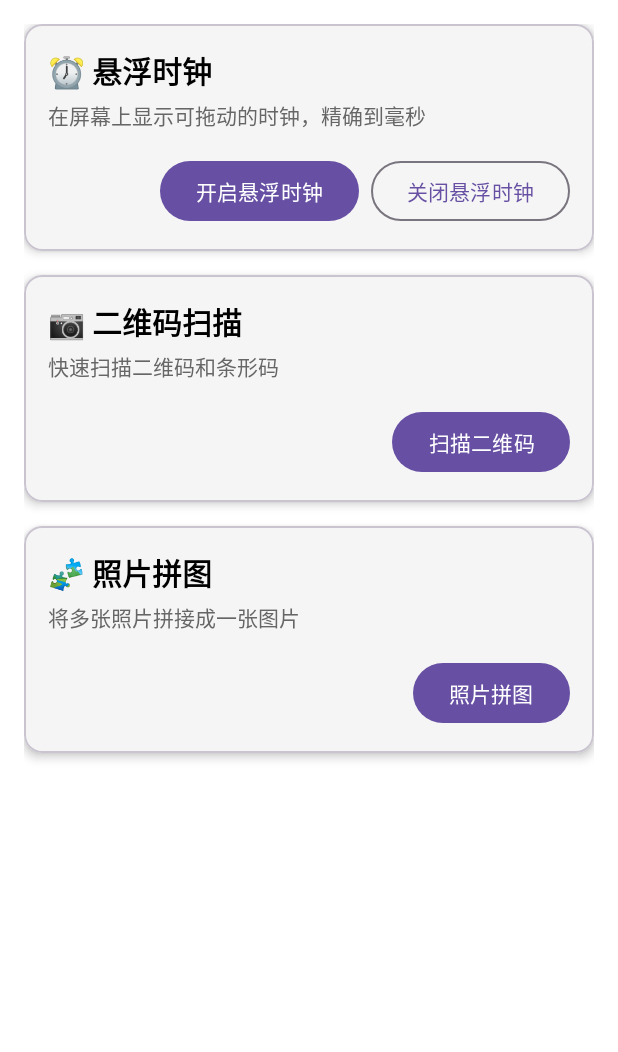
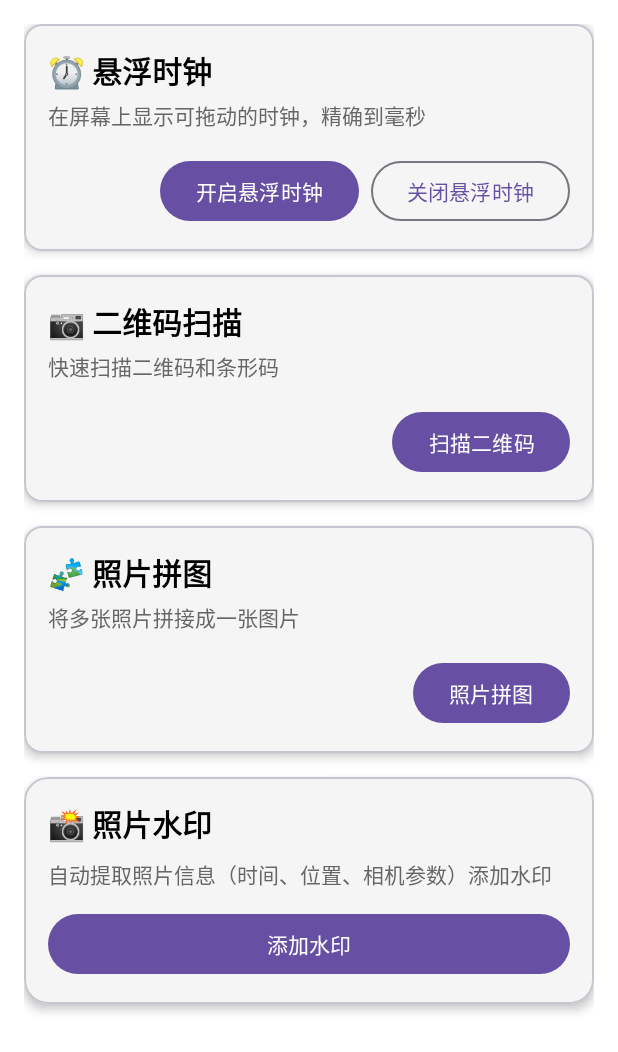
Before and after one commit to jicklin/Floating-Clock, an Android app: the screen it shows after launch (MainActivity), on a phone screen of 412 x 824 dp. Shown: the top 1052 px of the screen. Run offline under Robolectric (Android 15) with nearby library versions, the phone set to English and light mode, and no system bars.

Commit message:
支持水印

```diff
--- a/app/src/main/AndroidManifest.xml
+++ b/app/src/main/AndroidManifest.xml
@@ -44,6 +44,11 @@
             android:exported="false"
             android:theme="@style/Theme.FloatingClock" />
 
+        <activity
+            android:name=".WatermarkActivity"
+            android:exported="false"
+            android:theme="@style/Theme.FloatingClock" />
+
         <service
         android:name=".FloatService"
         android:enabled="true"
--- a/app/src/main/java/com/yoyofloatingclock/ExifHelper.java
+++ b/app/src/main/java/com/yoyofloatingclock/ExifHelper.java
@@ -190,7 +190,7 @@ public class ExifHelper {
         try {
             SimpleDateFormat exifFormat = new SimpleDateFormat("yyyy:MM:dd HH:mm:ss", Locale.US);
             Date date = exifFormat.parse(dateTime);
-            SimpleDateFormat displayFormat = new SimpleDateFormat("yyyy-MM-dd HH:mm:ss", Locale.getDefault());
+            SimpleDateFormat displayFormat = new SimpleDateFormat("yyyy-MM-dd HH:mm", Locale.getDefault());  // 只显示到分钟
             return displayFormat.format(date);
         } catch (Exception e) {
             return dateTime;
@@ -232,10 +232,10 @@ public class ExifHelper {
     private String getMeteringModeName(int mode) {
         switch (mode) {
             case ExifInterface.METERING_MODE_AVERAGE: return "平均测光";
-            case ExifInterface.METERING_MODE_CENTER_WEIGHTED_AVERAGE: return "中央重点测光";
+            case 2: return "中央重点测光";  // CENTER_WEIGHTED_AVERAGE
             case ExifInterface.METERING_MODE_SPOT: return "点测光";
             case ExifInterface.METERING_MODE_MULTI_SPOT: return "多点测光";
-            case ExifInterface.METERNG_MODE_PATTERN: return "评价测光";
+            case 5: return "评价测光";  // PATTERN
             default: return null;
         }
     }
--- a/app/src/main/java/com/yoyofloatingclock/MainActivity.java
+++ b/app/src/main/java/com/yoyofloatingclock/MainActivity.java
@@ -53,9 +53,15 @@ public class MainActivity extends AppCompatActivity {
         });
 
         // 照片拼图按钮
-        Button puzzleBtn = findViewById(R.id.btn_puzzle);
-        puzzleBtn.setOnClickListener(v -> {
-            Intent intent = new Intent(this, PuzzleActivityEnhanced.class);
+        Button btnPuzzle = findViewById(R.id.btn_puzzle);
+        btnPuzzle.setOnClickListener(v -> {
+            Intent intent = new Intent(MainActivity.this, PuzzleActivityEnhanced.class);
+            startActivity(intent);
+        });
+
+        Button btnWatermark = findViewById(R.id.btn_watermark);
+        btnWatermark.setOnClickListener(v -> {
+            Intent intent = new Intent(MainActivity.this, WatermarkActivity.class);
             startActivity(intent);
         });
     }
--- a/app/src/main/res/layout/activity_main.xml
+++ b/app/src/main/res/layout/activity_main.xml
@@ -165,6 +165,50 @@
 
         </com.google.android.material.card.MaterialCardView>
 
+        <!-- 照片水印 -->
+        <com.google.android.material.card.MaterialCardView
+            android:id="@+id/card_watermark"
+            android:layout_width="match_parent"
+            android:layout_height="wrap_content"
+            android:layout_marginBottom="16dp"
+            app:cardCornerRadius="16dp"
+            app:cardElevation="4dp"
+            app:cardBackgroundColor="@color/color_surface"
+            app:contentPadding="16dp">
+
+            <LinearLayout
+                android:layout_width="match_parent"
+                android:layout_height="wrap_content"
+                android:orientation="vertical">
+
+                <TextView
+                    android:layout_width="wrap_content"
+                    android:layout_height="wrap_content"
+                    android:text="📸 照片水印"
+                    android:textSize="20sp"
+                    android:textStyle="bold"
+                    android:textColor="@color/color_text_primary" />
+
+                <TextView
+                    android:layout_width="wrap_content"
+                    android:layout_height="wrap_content"
+                    android:layout_marginTop="8dp"
+                    android:text="自动提取照片信息（时间、位置、相机参数）添加水印"
+                    android:textSize="14sp"
+                    android:textColor="@color/color_text_secondary" />
+
+                <Button
+                    android:id="@+id/btn_watermark"
+                    android:layout_width="match_parent"
+                    android:layout_height="wrap_content"
+                    android:layout_marginTop="12dp"
+                    android:text="添加水印"
+                    style="@style/Widget.Material3.Button" />
+
+            </LinearLayout>
+
+        </com.google.android.material.card.MaterialCardView>
+
     </LinearLayout>
 
 </ScrollView>
```
